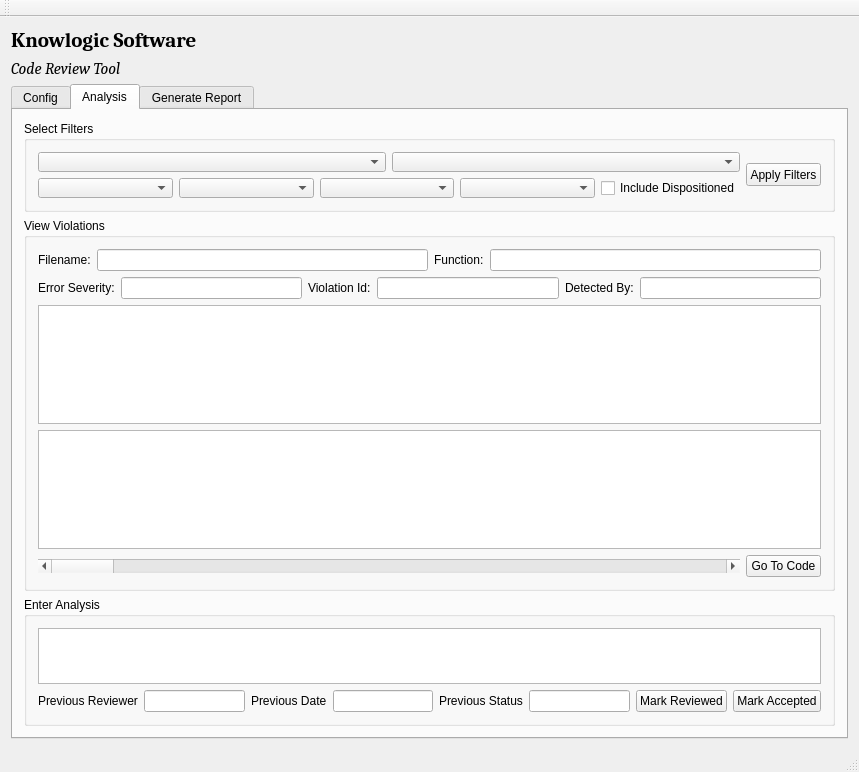
Qt form crmainwindow.ui (jvahue/codereview1) before a commit.
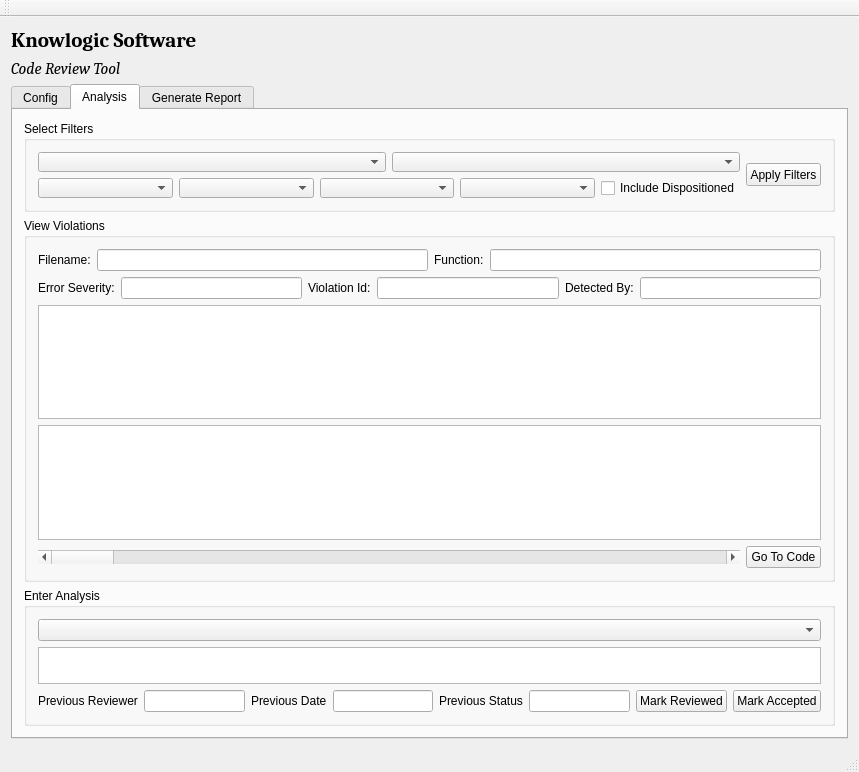
The same form after that commit. The open tabs and pages were chosen to show the change.

Commit message: Added combobox for canned analysis comments to ui, and the code to support it

The edit to the form file:
```diff
--- a/crmainwindow.ui
+++ b/crmainwindow.ui
@@ -435,7 +435,7 @@
             <property name="minimumSize">
              <size>
               <width>809</width>
-              <height>211</height>
+              <height>150</height>
              </size>
             </property>
             <property name="title">
@@ -586,11 +586,12 @@
             <property name="title">
              <string>Enter Analysis</string>
             </property>
-            <layout class="QHBoxLayout" name="horizontalLayout_12">
+            <layout class="QHBoxLayout" name="horizontalLayout_9">
              <item>
-              <layout class="QHBoxLayout" name="horizontalLayout_20">
+              <layout class="QVBoxLayout" name="verticalLayout_3">
                <item>
-                <layout class="QVBoxLayout" name="verticalLayout_4">
+                <widget class="QComboBox" name="comboBoxAnalysisTextOptions"/>
+               </item>
                  <item>
                   <widget class="QTextEdit" name="plainTextEdit_Analysis"/>
                  </item>
@@ -672,8 +673,6 @@
                       <string>Mark Accepted</string>
                      </property>
                     </widget>
-                   </item>
-                  </layout>
                  </item>
                 </layout>
                </item>
```
Lines whose indentation alone changed are shown as unchanged. The commit also changes 2 other files.
